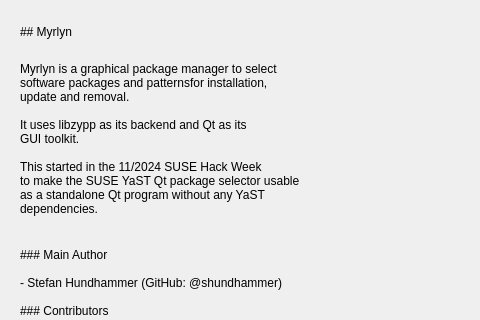
First picture: the form in src/about-dialog.ui, repository shundhammer/yqpkg, before the edit; both pictures show x 0 to 480 and y 0 to 320 of the 731 by 506 pixel window.
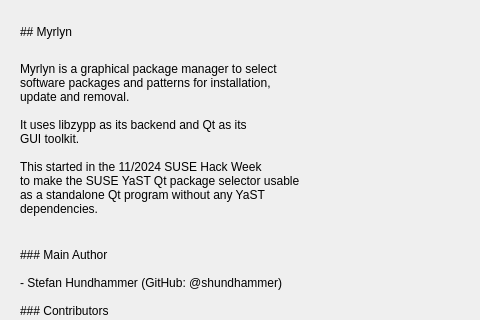
Second picture: the form after the edit. Icons and pictures are not drawn.

Commit message:
about-dialog.ui: Add missing blank
Remove trailing white space in changed line

What changed in the file:
```diff
--- a/src/about-dialog.ui
+++ b/src/about-dialog.ui
@@ -63,7 +63,7 @@
         <widget class="QLabel" name="bodyText">
          <property name="text">
           <string>Myrlyn is a graphical package manager to select 
-software packages and patternsfor installation, 
+software packages and patterns for installation,
 update and removal.
 
 It uses libzypp as its backend and Qt as its
```
